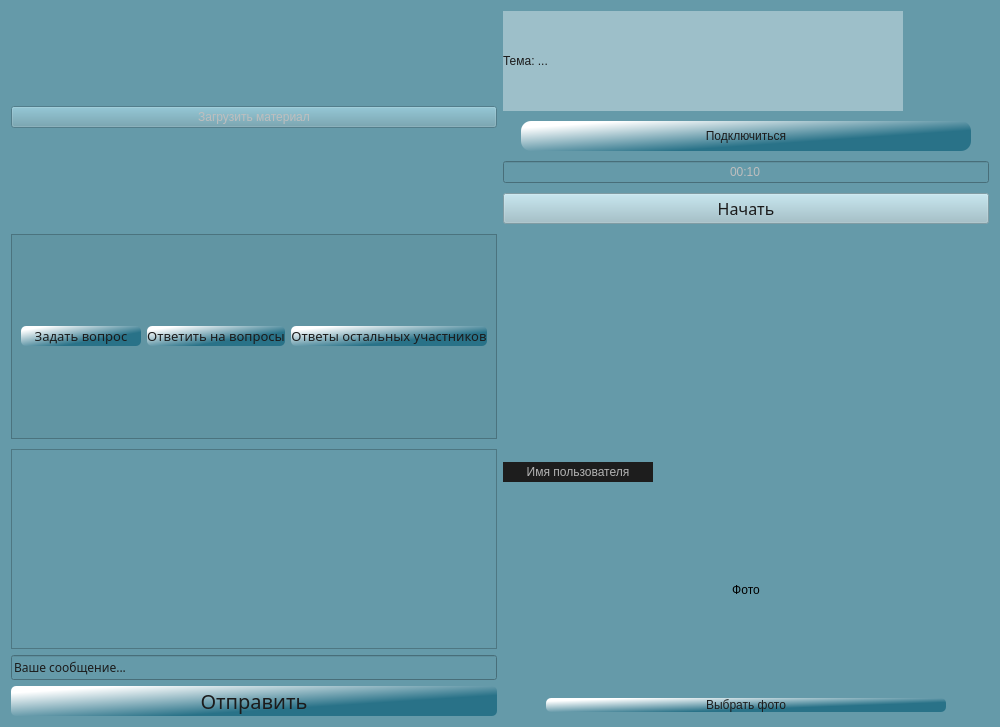
Before: the Qt Designer form Client/jeducation-v0.1/learning.ui in Avedik/Desktop-application-IEducation, drawn with Qt 5.
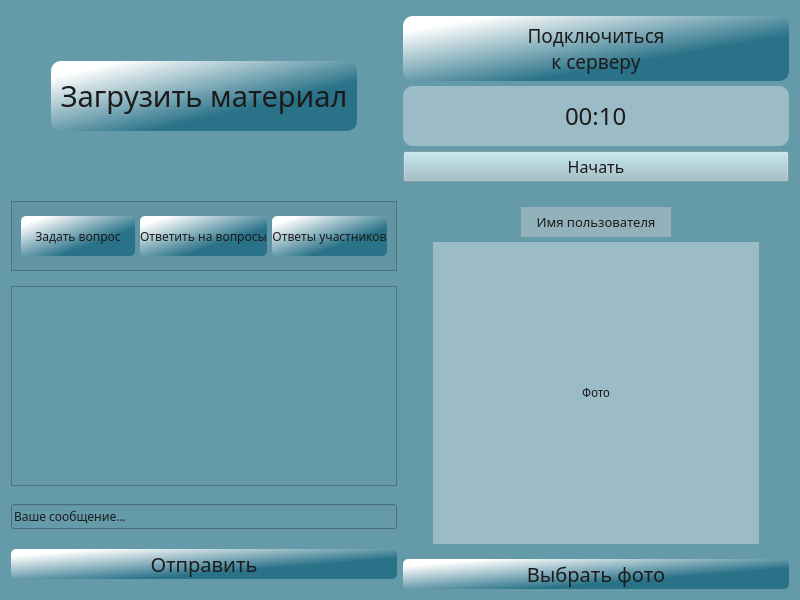
After: the same form once the commit is applied.

What changed in the file:
```diff
--- a/Client/jeducation-v0.1/learning.ui
+++ b/Client/jeducation-v0.1/learning.ui
@@ -6,14 +6,20 @@
    <rect>
     <x>0</x>
     <y>0</y>
-    <width>1000</width>
-    <height>727</height>
+    <width>800</width>
+    <height>600</height>
    </rect>
   </property>
   <property name="minimumSize">
    <size>
     <width>800</width>
-    <height>0</height>
+    <height>600</height>
+   </size>
+  </property>
+  <property name="maximumSize">
+   <size>
+    <width>16777215</width>
+    <height>16777215</height>
    </size>
   </property>
   <property name="windowTitle">
@@ -26,50 +32,8 @@
    <property name="verticalSpacing">
     <number>10</number>
    </property>
-   <item row="0" column="0">
-    <layout class="QVBoxLayout" name="verticalLayout_4">
-     <item>
-      <widget class="QPushButton" name="importPdfButton">
-       <property name="enabled">
-        <bool>false</bool>
-       </property>
-       <property name="text">
-        <string>Загрузить материал</string>
-       </property>
-       <property name="autoDefault">
-        <bool>false</bool>
-       </property>
-      </widget>
-     </item>
-    </layout>
-   </item>
    <item row="0" column="1">
     <layout class="QVBoxLayout" name="verticalLayout_2">
-     <item>
-      <widget class="QLabel" name="label">
-       <property name="minimumSize">
-        <size>
-         <width>0</width>
-         <height>100</height>
-        </size>
-       </property>
-       <property name="maximumSize">
-        <size>
-         <width>400</width>
-         <height>16777215</height>
-        </size>
-       </property>
-       <property name="styleSheet">
-        <string notr="true">background-color: rgb(157, 191, 201);
-color: rgb(27, 27, 27);
-border:2px;
-border-radius:0;</string>
-       </property>
-       <property name="text">
-        <string>Тема: ...</string>
-       </property>
-      </widget>
-     </item>
      <item>
       <spacer name="verticalSpacer">
        <property name="orientation">
@@ -81,7 +45,7 @@
        <property name="sizeHint" stdset="0">
         <size>
          <width>20</width>
-         <height>10</height>
+         <height>5</height>
         </size>
        </property>
       </spacer>
@@ -99,15 +63,21 @@
          <property name="minimumSize">
           <size>
            <width>300</width>
-           <height>30</height>
+           <height>65</height>
           </size>
          </property>
          <property name="maximumSize">
           <size>
            <width>450</width>
-           <height>40</height>
+           <height>100</height>
           </size>
          </property>
+         <property name="font">
+          <font>
+           <family>Bahnschrift</family>
+           <pointsize>14</pointsize>
+          </font>
+         </property>
          <property name="styleSheet">
           <string notr="true">background-color: qlineargradient(spread:pad, x1:0.652, y1:0.67, x2:0.096, y2:0.136227, stop:0 rgba(41, 114, 136, 255), stop:1 rgba(255, 255, 255, 255));
 color: rgb(27, 27, 27);
@@ -115,7 +85,8 @@
 border-radius:10;</string>
          </property>
          <property name="text">
-          <string>Подключиться</string>
+          <string>Подключиться
+к серверу</string>
          </property>
          <property name="autoDefault">
           <bool>false</bool>
@@ -135,7 +106,7 @@
        <property name="sizeHint" stdset="0">
         <size>
          <width>20</width>
-         <height>10</height>
+         <height>5</height>
         </size>
        </property>
       </spacer>
@@ -148,6 +119,24 @@
        <property name="enabled">
         <bool>false</bool>
        </property>
+       <property name="minimumSize">
+        <size>
+         <width>0</width>
+         <height>60</height>
+        </size>
+       </property>
+       <property name="font">
+        <font>
+         <family>Bahnschrift</family>
+         <pointsize>18</pointsize>
+        </font>
+       </property>
+       <property name="styleSheet">
+        <string notr="true">background-color: rgb(155, 188, 198);
+color: rgb(27, 27, 27);
+border:2px;
+border-radius:10;</string>
+       </property>
        <property name="text">
         <string>00:10</string>
        </property>
@@ -167,7 +156,7 @@
        <property name="sizeHint" stdset="0">
         <size>
          <width>20</width>
-         <height>10</height>
+         <height>5</height>
         </size>
        </property>
       </spacer>
@@ -177,6 +166,12 @@
        <property name="enabled">
         <bool>false</bool>
        </property>
+       <property name="minimumSize">
+        <size>
+         <width>0</width>
+         <height>30</height>
+        </size>
+       </property>
        <property name="font">
         <font>
          <family>Bahnschrift</family>
@@ -197,89 +192,7 @@
      </item>
     </layout>
    </item>
-   <item row="2" column="0">
-    <layout class="QVBoxLayout" name="verticalLayout_3">
-     <property name="spacing">
-      <number>6</number>
-     </property>
-     <item>
-      <widget class="QListView" name="chatView">
-       <property name="enabled">
-        <bool>false</bool>
-       </property>
-       <property name="minimumSize">
-        <size>
-         <width>250</width>
-         <height>150</height>
-        </size>
-       </property>
-       <property name="maximumSize">
-        <size>
-         <width>16777215</width>
-         <height>200</height>
-        </size>
-       </property>
-       <property name="styleSheet">
-        <string notr="true">color: rgb(255, 255, 255);</string>
-       </property>
-      </widget>
-     </item>
-     <item>
-      <widget class="QLineEdit" name="messageEdit">
-       <property name="enabled">
-        <bool>false</bool>
-       </property>
-       <property name="font">
-        <font>
-         <family>Bahnschrift</family>
-         <pointsize>9</pointsize>
-        </font>
-       </property>
-       <property name="styleSheet">
-        <string notr="true">color: rgb(27, 27, 27);</string>
-       </property>
-       <property name="text">
-        <string notr="true">Ваше сообщение...</string>
-       </property>
-       <property name="cursorPosition">
-        <number>17</number>
-       </property>
-      </widget>
-     </item>
-     <item>
-      <widget class="QPushButton" name="sendButton">
-       <property name="enabled">
-        <bool>false</bool>
-       </property>
-       <property name="minimumSize">
-        <size>
-         <width>100</width>
-         <height>30</height>
-        </size>
-       </property>
-       <property name="font">
-        <font>
-         <family>Bahnschrift</family>
-         <pointsize>15</pointsize>
-        </font>
-       </property>
-       <property name="styleSheet">
-        <string notr="true">background-color: qlineargradient(spread:pad, x1:0.652, y1:0.67, x2:0.096, y2:0.136227, stop:0 rgba(41, 114, 136, 255), stop:1 rgba(255, 255, 255, 255));
-color: rgb(27, 27, 27);
-border:2px;
-border-radius:5;</string>
-       </property>
-       <property name="text">
-        <string>Отправить</string>
-       </property>
-       <property name="autoDefault">
-        <bool>false</bool>
-       </property>
-      </widget>
-     </item>
-    </layout>
-   </item>
-   <item row="2" column="1">
+   <item row="3" column="1">
     <layout class="QVBoxLayout" name="verticalLayout">
      <property name="spacing">
       <number>5</number>
@@ -288,6 +201,8 @@
       <number>10</number>
      </property>
      <item>
+      <layout class="QHBoxLayout" name="horizontalLayout_9">
+       <item>
       <widget class="QLabel" name="label_3">
        <property name="sizePolicy">
         <sizepolicy hsizetype="Preferred" vsizetype="Expanding">
@@ -298,7 +213,7 @@
        <property name="minimumSize">
         <size>
          <width>150</width>
-         <height>20</height>
+           <height>30</height>
         </size>
        </property>
        <property name="maximumSize">
@@ -307,9 +222,15 @@
          <height>20</height>
         </size>
        </property>
+         <property name="font">
+          <font>
+           <family>Bahnschrift</family>
+           <pointsize>10</pointsize>
+          </font>
+         </property>
        <property name="styleSheet">
-        <string notr="true">background-color: rgb(29, 29, 29);
-color: rgb(179, 179, 179);
+          <string notr="true">background-color: rgb(146, 177, 186);
+color: rgb(27, 27, 27);
 </string>
        </property>
        <property name="text">
@@ -320,6 +241,24 @@
        </property>
       </widget>
      </item>
+      </layout>
+     </item>
+     <item>
+      <spacer name="verticalSpacer_4">
+       <property name="orientation">
+        <enum>Qt::Vertical</enum>
+       </property>
+       <property name="sizeType">
+        <enum>QSizePolicy::Fixed</enum>
+       </property>
+       <property name="sizeHint" stdset="0">
+        <size>
+         <width>20</width>
+         <height>5</height>
+        </size>
+       </property>
+      </spacer>
+     </item>
      <item>
       <layout class="QHBoxLayout" name="horizontalLayout_4">
        <item>
@@ -332,7 +271,7 @@
          </property>
          <property name="sizeHint" stdset="0">
           <size>
-           <width>40</width>
+           <width>30</width>
            <height>20</height>
           </size>
          </property>
@@ -342,16 +281,20 @@
         <widget class="QLabel" name="label_2">
          <property name="minimumSize">
           <size>
-           <width>0</width>
-           <height>0</height>
+           <width>200</width>
+           <height>200</height>
           </size>
          </property>
          <property name="maximumSize">
           <size>
            <width>16777215</width>
-           <height>200</height>
+           <height>16777215</height>
           </size>
          </property>
+         <property name="styleSheet">
+          <string notr="true">background-color: rgb(155, 188, 198);
+color:rgb(27, 27, 27)</string>
+         </property>
          <property name="text">
           <string>Фото</string>
          </property>
@@ -370,7 +313,7 @@
          </property>
          <property name="sizeHint" stdset="0">
           <size>
-           <width>40</width>
+           <width>30</width>
            <height>20</height>
           </size>
          </property>
@@ -378,6 +321,22 @@
        </item>
       </layout>
      </item>
+     <item>
+      <spacer name="verticalSpacer_5">
+       <property name="orientation">
+        <enum>Qt::Vertical</enum>
+       </property>
+       <property name="sizeType">
+        <enum>QSizePolicy::Fixed</enum>
+       </property>
+       <property name="sizeHint" stdset="0">
+        <size>
+         <width>20</width>
+         <height>10</height>
+        </size>
+       </property>
+      </spacer>
+     </item>
      <item>
       <layout class="QHBoxLayout" name="horizontalLayout">
        <property name="spacing">
@@ -394,12 +353,24 @@
          <property name="enabled">
           <bool>false</bool>
          </property>
+         <property name="minimumSize">
+          <size>
+           <width>100</width>
+           <height>30</height>
+          </size>
+         </property>
          <property name="maximumSize">
           <size>
-           <width>400</width>
+           <width>16777215</width>
            <height>16777215</height>
           </size>
          </property>
+         <property name="font">
+          <font>
+           <family>Bahnschrift</family>
+           <pointsize>15</pointsize>
+          </font>
+         </property>
          <property name="styleSheet">
           <string notr="true">background-color: qlineargradient(spread:pad, x1:0.652, y1:0.67, x2:0.096, y2:0.136227, stop:0 rgba(41, 114, 136, 255), stop:1 rgba(255, 255, 255, 255));
 color: rgb(27, 27, 27);
@@ -418,7 +389,14 @@
      </item>
     </layout>
    </item>
-   <item row="1" column="0">
+   <item row="3" column="0">
+    <layout class="QVBoxLayout" name="verticalLayout_3">
+     <property name="spacing">
+      <number>6</number>
+     </property>
+     <item>
+      <layout class="QHBoxLayout" name="horizontalLayout_8">
+       <item>
     <widget class="QFrame" name="frame">
      <property name="minimumSize">
       <size>
@@ -426,6 +404,12 @@
        <height>30</height>
       </size>
      </property>
+         <property name="maximumSize">
+          <size>
+           <width>16777215</width>
+           <height>70</height>
+          </size>
+         </property>
      <property name="font">
       <font>
        <pointsize>4</pointsize>
@@ -441,6 +425,9 @@
       <enum>QFrame::Raised</enum>
      </property>
      <layout class="QHBoxLayout" name="horizontalLayout_7">
+          <property name="spacing">
+           <number>5</number>
+          </property>
       <item>
        <widget class="QPushButton" name="askButton">
         <property name="enabled">
@@ -448,14 +435,20 @@
         </property>
         <property name="minimumSize">
          <size>
-          <width>0</width>
-          <height>20</height>
+              <width>90</width>
+              <height>30</height>
+             </size>
+            </property>
+            <property name="maximumSize">
+             <size>
+              <width>16777215</width>
+              <height>40</height>
          </size>
         </property>
         <property name="font">
          <font>
           <family>Bahnschrift</family>
-          <pointsize>10</pointsize>
+              <pointsize>9</pointsize>
          </font>
         </property>
         <property name="styleSheet">
@@ -479,14 +472,20 @@
         </property>
         <property name="minimumSize">
          <size>
-          <width>0</width>
-          <height>20</height>
+              <width>100</width>
+              <height>30</height>
+             </size>
+            </property>
+            <property name="maximumSize">
+             <size>
+              <width>16777215</width>
+              <height>40</height>
          </size>
         </property>
         <property name="font">
          <font>
           <family>Bahnschrift</family>
-          <pointsize>10</pointsize>
+              <pointsize>9</pointsize>
          </font>
         </property>
         <property name="styleSheet">
@@ -510,14 +509,20 @@
         </property>
         <property name="minimumSize">
          <size>
-          <width>0</width>
-          <height>20</height>
-         </size>
-        </property>
+              <width>100</width>
+              <height>30</height>
+             </size>
+            </property>
+            <property name="maximumSize">
+             <size>
+              <width>16777215</width>
+              <height>40</height>
+             </size>
+            </property>
         <property name="font">
          <font>
           <family>Bahnschrift</family>
-          <pointsize>10</pointsize>
+              <pointsize>9</pointsize>
          </font>
         </property>
         <property name="styleSheet">
@@ -527,7 +532,7 @@
 border-radius:5;</string>
         </property>
         <property name="text">
-         <string>Ответы остальных участников</string>
+             <string>Ответы участников</string>
         </property>
         <property name="autoDefault">
          <bool>false</bool>
@@ -536,6 +541,188 @@
       </item>
      </layout>
     </widget>
+       </item>
+      </layout>
+     </item>
+     <item>
+      <widget class="QListView" name="chatView">
+       <property name="enabled">
+        <bool>false</bool>
+       </property>
+       <property name="minimumSize">
+        <size>
+         <width>300</width>
+         <height>200</height>
+        </size>
+       </property>
+       <property name="maximumSize">
+        <size>
+         <width>16777215</width>
+         <height>200</height>
+        </size>
+       </property>
+       <property name="styleSheet">
+        <string notr="true">color: rgb(255, 255, 255);</string>
+       </property>
+      </widget>
+     </item>
+     <item>
+      <spacer name="verticalSpacer_6">
+       <property name="orientation">
+        <enum>Qt::Vertical</enum>
+       </property>
+       <property name="sizeType">
+        <enum>QSizePolicy::Fixed</enum>
+       </property>
+       <property name="sizeHint" stdset="0">
+        <size>
+         <width>20</width>
+         <height>3</height>
+        </size>
+       </property>
+      </spacer>
+     </item>
+     <item>
+      <widget class="QLineEdit" name="messageEdit">
+       <property name="enabled">
+        <bool>false</bool>
+       </property>
+       <property name="font">
+        <font>
+         <family>Bahnschrift</family>
+         <pointsize>9</pointsize>
+        </font>
+       </property>
+       <property name="styleSheet">
+        <string notr="true">color: rgb(27, 27, 27);</string>
+       </property>
+       <property name="text">
+        <string notr="true">Ваше сообщение...</string>
+       </property>
+       <property name="cursorPosition">
+        <number>17</number>
+       </property>
+      </widget>
+     </item>
+     <item>
+      <spacer name="verticalSpacer_7">
+       <property name="orientation">
+        <enum>Qt::Vertical</enum>
+       </property>
+       <property name="sizeType">
+        <enum>QSizePolicy::Fixed</enum>
+       </property>
+       <property name="sizeHint" stdset="0">
+        <size>
+         <width>20</width>
+         <height>5</height>
+        </size>
+       </property>
+      </spacer>
+     </item>
+     <item>
+      <widget class="QPushButton" name="sendButton">
+       <property name="enabled">
+        <bool>false</bool>
+       </property>
+       <property name="minimumSize">
+        <size>
+         <width>100</width>
+         <height>30</height>
+        </size>
+       </property>
+       <property name="font">
+        <font>
+         <family>Bahnschrift</family>
+         <pointsize>15</pointsize>
+        </font>
+       </property>
+       <property name="styleSheet">
+        <string notr="true">background-color: qlineargradient(spread:pad, x1:0.652, y1:0.67, x2:0.096, y2:0.136227, stop:0 rgba(41, 114, 136, 255), stop:1 rgba(255, 255, 255, 255));
+color: rgb(27, 27, 27);
+border:2px;
+border-radius:5;</string>
+       </property>
+       <property name="text">
+        <string>Отправить</string>
+       </property>
+       <property name="autoDefault">
+        <bool>false</bool>
+       </property>
+      </widget>
+     </item>
+    </layout>
+   </item>
+   <item row="0" column="0">
+    <layout class="QVBoxLayout" name="verticalLayout_4">
+     <item>
+      <layout class="QHBoxLayout" name="horizontalLayout_10">
+       <item>
+        <spacer name="horizontalSpacer">
+         <property name="orientation">
+          <enum>Qt::Horizontal</enum>
+         </property>
+         <property name="sizeType">
+          <enum>QSizePolicy::Fixed</enum>
+         </property>
+         <property name="sizeHint" stdset="0">
+          <size>
+           <width>40</width>
+           <height>20</height>
+          </size>
+         </property>
+        </spacer>
+       </item>
+       <item>
+        <widget class="QPushButton" name="importPdfButton">
+         <property name="enabled">
+          <bool>false</bool>
+         </property>
+         <property name="minimumSize">
+          <size>
+           <width>120</width>
+           <height>70</height>
+          </size>
+         </property>
+         <property name="font">
+          <font>
+           <family>Bahnschrift</family>
+           <pointsize>22</pointsize>
+          </font>
+         </property>
+         <property name="styleSheet">
+          <string notr="true">background-color: qlineargradient(spread:pad, x1:0.652, y1:0.67, x2:0.096, y2:0.136227, stop:0 rgba(41, 114, 136, 255), stop:1 rgba(255, 255, 255, 255));
+color: rgb(27, 27, 27);
+border:2px;
+border-radius:10;</string>
+         </property>
+         <property name="text">
+          <string>Загрузить материал</string>
+         </property>
+         <property name="autoDefault">
+          <bool>false</bool>
+         </property>
+        </widget>
+       </item>
+       <item>
+        <spacer name="horizontalSpacer_2">
+         <property name="orientation">
+          <enum>Qt::Horizontal</enum>
+         </property>
+         <property name="sizeType">
+          <enum>QSizePolicy::Fixed</enum>
+         </property>
+         <property name="sizeHint" stdset="0">
+          <size>
+           <width>40</width>
+           <height>20</height>
+          </size>
+         </property>
+        </spacer>
+       </item>
+      </layout>
+     </item>
+    </layout>
    </item>
   </layout>
  </widget>
```
Lines whose indentation alone changed are shown as unchanged.
